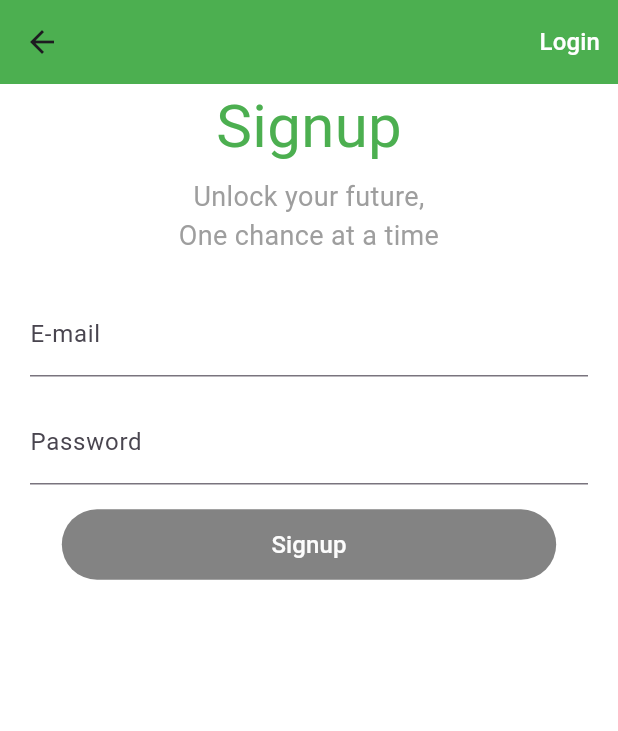
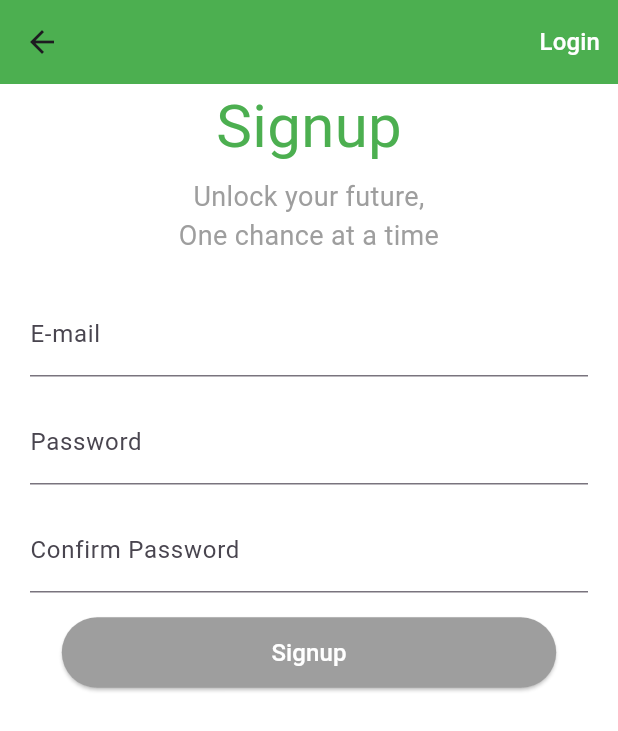
Before and after one commit to samarth-thaker/TalentGateway, a Flutter app: the screen it shows after launch, after a tap on "Signup", on a phone screen of 412 x 824 dp. Shown: the top 731 px of the screen. Run offline on Flutter 3.47's test engine with Material 3 defaults, Android fonts, the phone set to English and light mode, and no system bars.

Commit message:
Login signup ui completed

```diff
--- a/lib/auth/loginScreen.dart
+++ b/lib/auth/loginScreen.dart
@@ -110,6 +110,7 @@ class _LoginScreenState extends State<LoginScreen> {
  */
 import 'package:flutter/material.dart';
 import 'package:flutter/widgets.dart';
+import 'package:talentgateway/customTextButton.dart';
 
 class LoginScreen extends StatefulWidget {
   const LoginScreen({super.key});
@@ -130,7 +131,7 @@ class _LoginScreenState extends State<LoginScreen> {
     Navigator.pushNamed(context, "/signup");
   }
 
-  Widget customTextButton(
+  /* Widget customTextButton(
       String action, VoidCallback ontap, double buttonWidth) {
     return SizedBox(
       width: buttonWidth,
@@ -149,7 +150,7 @@ class _LoginScreenState extends State<LoginScreen> {
         ),
       ),
     );
-  }
+  } */
 
   @override
   Widget build(BuildContext context) {
@@ -176,7 +177,13 @@ class _LoginScreenState extends State<LoginScreen> {
       body: Center(
         child: Column(
           children: [
-            const SizedBox(height: 20),
+            const Text(
+            'Login',
+            style: TextStyle(fontSize: 40, color: Colors.green),
+          ),
+          const SizedBox(
+            height: 5,
+          ),
             const Text(
               'Unlock your future,',
               style: TextStyle(
@@ -217,7 +224,7 @@ class _LoginScreenState extends State<LoginScreen> {
               ),
             ),
             const SizedBox(height: 16.0),
-            customTextButton("Login", login, buttonWidth),
+            CustomTextButton(ontap: login,action: "Login",buttonWidth:  buttonWidth),
           ],
         ),
       ),
--- a/lib/auth/signupScreen.dart
+++ b/lib/auth/signupScreen.dart
@@ -1,6 +1,6 @@
 import 'package:flutter/material.dart';
 import 'package:flutter/widgets.dart';
-
+import 'package:talentgateway/customTextButton.dart';
 class SignUpScreen extends StatefulWidget {
   const SignUpScreen({super.key});
 
@@ -11,6 +11,7 @@ class SignUpScreen extends StatefulWidget {
 class _SignUpScreenState extends State<SignUpScreen> {
   final _emailController = TextEditingController();
   final _pwdController = TextEditingController();
+  final _confirmpwdController = TextEditingController();
   void signup() {
     Navigator.pushNamed(context, "/dashboardScreen");
   }
@@ -19,7 +20,7 @@ class _SignUpScreenState extends State<SignUpScreen> {
     Navigator.pushNamed(context, "/login");
   }
 
-  Widget customTextButton(
+  /* Widget customTextButton(
       String action, VoidCallback ontap, double buttonWidth) {
     return SizedBox(
         width: buttonWidth,
@@ -37,7 +38,7 @@ class _SignUpScreenState extends State<SignUpScreen> {
                 color: Color.fromARGB(249, 255, 255, 255), fontSize: 16),
           ),
         ));
-  }
+  } */
 
   @override
   Widget build(BuildContext context) {
@@ -110,10 +111,22 @@ class _SignUpScreenState extends State<SignUpScreen> {
             ),
           ),
           const SizedBox(height: 16.0),
-          customTextButton("Signup", signup, buttonWidth),
+          Padding(
+            padding: const EdgeInsets.symmetric(horizontal: 20.0),
+            child: TextField(
+              controller: _confirmpwdController,
+              decoration: const InputDecoration(
+                labelText: 'Confirm Password',
+                /* border: OutlineInputBorder(), */
+              ),
+              obscureText: true,
+            ),
+          ),
           const SizedBox(
             height: 16,
           ),
+          CustomTextButton(ontap: signup,action: "Signup",buttonWidth:  buttonWidth),
+
         ]),
       ),
     );
--- /dev/null
+++ b/lib/customTextButton.dart
@@ -0,0 +1,41 @@
+import 'package:flutter/material.dart';
+
+class CustomTextButton extends StatefulWidget {
+  final VoidCallback ontap;
+  final String action;
+  final double buttonWidth;
+
+  const CustomTextButton({
+    required this.ontap,
+    required this.action,
+    required this.buttonWidth,
+  });
+
+  @override
+  State<CustomTextButton> createState() => _CustomTextButtonState();
+}
+
+class _CustomTextButtonState extends State<CustomTextButton> {
+  @override
+  Widget build(BuildContext context) {
+    return SizedBox(
+      width: widget.buttonWidth,
+      child: ElevatedButton(
+        onPressed: widget.ontap,
+        style: ElevatedButton.styleFrom(
+          backgroundColor:
+             Colors.grey,
+          padding: const EdgeInsets.symmetric(vertical: 12),
+          ),
+
+        child: Text(
+          widget.action,
+          style: const TextStyle(
+            color: Colors.white,
+            fontSize: 16,
+          ),
+        ),
+      ),
+    );
+  }
+}
--- a/lib/dashboard/dashboardScreen.dart
+++ b/lib/dashboard/dashboardScreen.dart
@@ -10,6 +10,6 @@ class DashboardScreen extends StatefulWidget {
 class _DashboardScreenState extends State<DashboardScreen> {
   @override
   Widget build(BuildContext context) {
-    return const Placeholder();
+    return const Scaffold();
   }
 }
--- a/lib/main.dart
+++ b/lib/main.dart
@@ -19,11 +19,11 @@ class MyApp extends StatelessWidget {
         scaffoldBackgroundColor: const Color.fromARGB(256, 0, 0, 128),
         useMaterial3: true,
       ),
-      home: LoginScreen(),
+      home: const LoginScreen(),
       routes: {
-        '/signup' : (context)=>SignUpScreen(),
-        '/dashboard':(context)=>DashboardScreen(),
-        '/login':(context)=>LoginScreen(),
+        '/signup' : (context)=>const SignUpScreen(),
+        '/dashboardScreen':(context)=>const DashboardScreen(),
+        '/login':(context)=>const LoginScreen(),
       },
     );
   }
```
